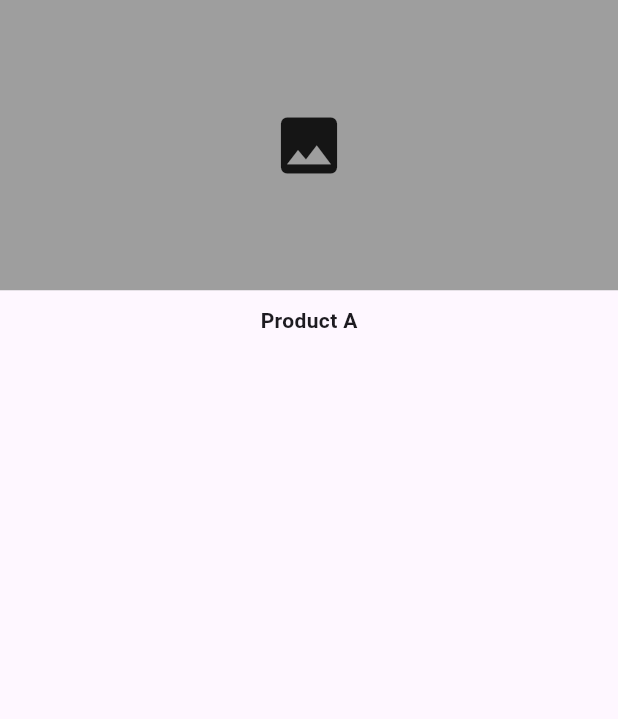
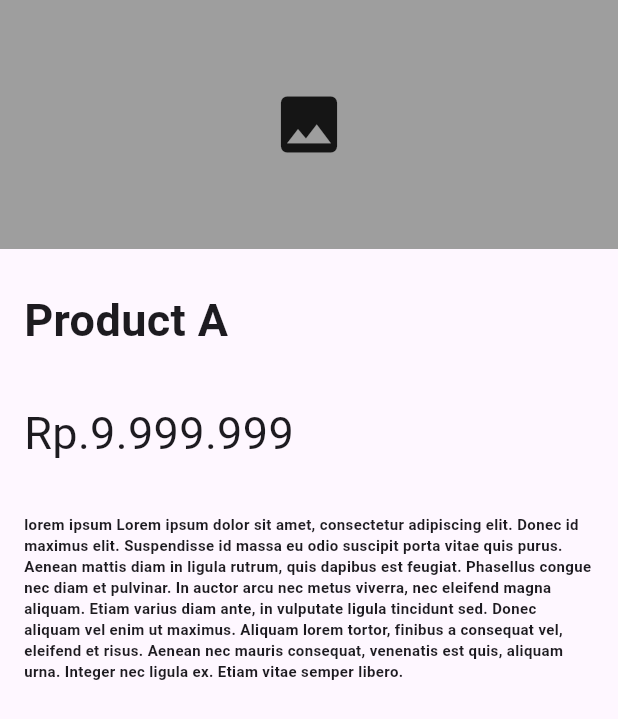
Before and after one commit to wilhub7/uts_2022130040, a Flutter app: the ProductScreen screen opened directly, on a phone screen of 412 x 824 dp. Shown: the top 719 px of the screen. Run offline on Flutter 3.47's test engine with Material 3 defaults, Android fonts, the phone set to English and light mode, and no system bars.

Commit message:
ubah lagi

```diff
--- a/lib/main.dart
+++ b/lib/main.dart
@@ -41,7 +41,7 @@ class MyApp extends StatelessWidget {
         colorScheme: ColorScheme.fromSeed(seedColor: Colors.deepPurple),
         useMaterial3: true,
       ),
-      home: const Homescreen(),
+      home: const ProductScreen(),
     );
   }
 }
--- a/lib/models/store.dart
+++ b/lib/models/store.dart
@@ -3,12 +3,14 @@ class Store {
   String image;
   String nama;
   String harga;
-  int jumlah;
+  String jumlah;
+  String total;
   Store({
     required this.id,
     required this.image,
     required this.nama,
     required this.harga,
     required this.jumlah,
+    required this.total,
   });
 }
--- a/lib/screens/product_screen.dart
+++ b/lib/screens/product_screen.dart
@@ -20,21 +20,47 @@ class ProductScreen extends StatelessWidget {
               ),
             ),
           ),
-          Padding(
-            padding: EdgeInsets.all(10),
+          const SizedBox(
+            height: 10,
+          ),
+          Container(
+            padding: EdgeInsets.all(16),
+            alignment: Alignment.centerLeft,
             child: Text(
               'Product A',
               style: TextStyle(
+                fontSize: 30,
                 fontWeight: FontWeight.bold,
+              ),
+              textAlign: TextAlign.left,
+            ),
+          ),
+          Container(
+            padding: EdgeInsets.all(16),
+            alignment: Alignment.centerLeft,
+            child: Text(
+              'Rp.9.999.999',
+              style: TextStyle(
+                fontSize: 30,
+              ),
+              textAlign: TextAlign.left,
+            ),
+          ),
+          Expanded(
+            flex: 3,
+            child: Container(
+              padding: EdgeInsets.all(16),
+              alignment: Alignment.topLeft,
+              child: Text(
+                'lorem ipsum Lorem ipsum dolor sit amet, consectetur adipiscing elit. Donec id maximus elit. Suspendisse id massa eu odio suscipit porta vitae quis purus. Aenean mattis diam in ligula rutrum, quis dapibus est feugiat. Phasellus congue nec diam et pulvinar. In auctor arcu nec metus viverra, nec eleifend magna aliquam. Etiam varius diam ante, in vulputate ligula tincidunt sed. Donec aliquam vel enim ut maximus. Aliquam lorem tortor, finibus a consequat vel, eleifend et risus. Aenean nec mauris consequat, venenatis est quis, aliquam urna. Integer nec ligula ex. Etiam vitae semper libero.',
+                style: TextStyle(
+                  fontSize: 10,
+                  fontWeight: FontWeight.bold,
+                ),
+                textAlign: TextAlign.left,
               ),
             ),
           ),
-          const SizedBox(
-            height: 10,
-          ),
-          Expanded(
-              flex: 3,
-              child: Padding(padding: EdgeInsets.all(16), child: Text('')))
         ],
       ),
     );
```
Also changed, not shown: lib/screens/home_screen.dart (+14 -2 lines), lib/screens/login_screen.dart (+12 -1 lines).
